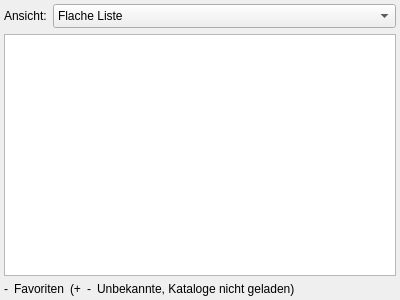
Old version of the form resources/design_files/favorites_tab.ui in the repository geoObserver/geobasis_loader.
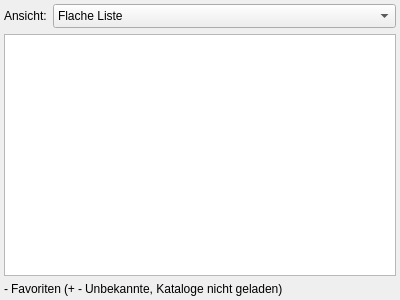
New version of the form.

Commit message: fix(ui): adjust widget heights to make hint line the same hieght everywhere and removed spacing to layouts in hint lines of catalog, favorites, and presets tabs

Diff of the .ui file:
```diff
--- a/resources/design_files/favorites_tab.ui
+++ b/resources/design_files/favorites_tab.ui
@@ -139,6 +139,9 @@
       </sizepolicy>
      </property>
      <layout class="QHBoxLayout" name="horizontalLayout_2">
+      <property name="spacing">
+       <number>3</number>
+      </property>
       <property name="sizeConstraint">
        <enum>QLayout::SetNoConstraint</enum>
       </property>
@@ -186,6 +189,9 @@
       <item>
        <widget class="QWidget" name="missing_favorites_widget" native="true">
         <layout class="QHBoxLayout" name="horizontalLayout_3">
+         <property name="spacing">
+          <number>3</number>
+         </property>
          <property name="leftMargin">
           <number>0</number>
          </property>
```
The commit also changes 2 other files.
